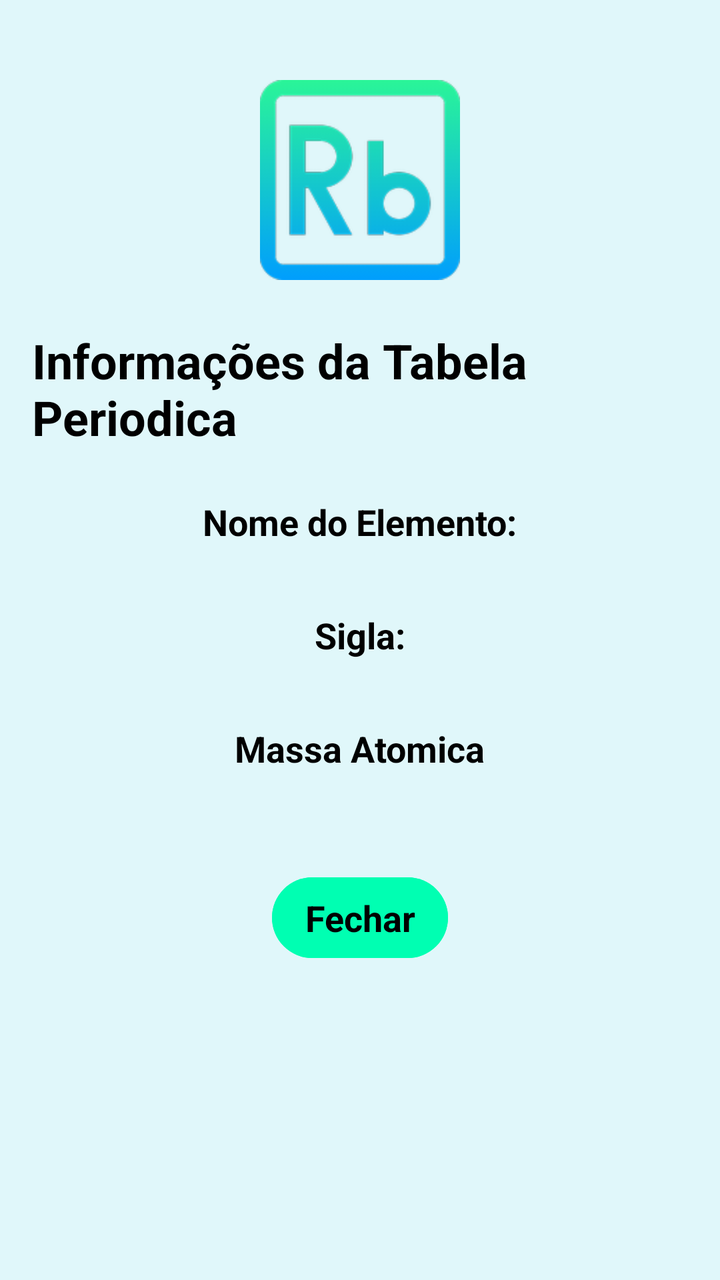
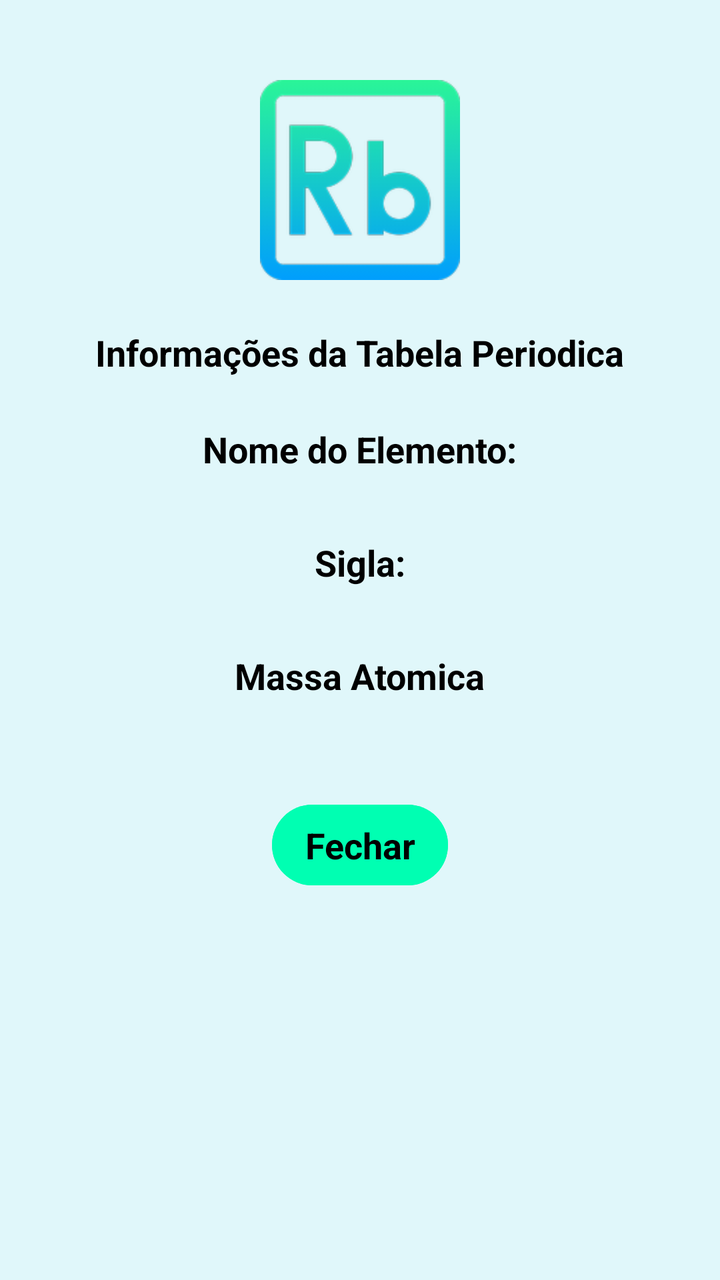

Before-and-after screenshots of an Android layout around one commit, followed by the original layout XML and the change that was made.
<!-- AndroidManifest.xml: application theme Theme.ErmesonBalbinotAndrade -->
<!-- res/layout/dialog_rubidio.xml -->
<?xml version="1.0" encoding="utf-8"?>
<LinearLayout xmlns:android="http://schemas.android.com/apk/res/android"
    android:orientation="vertical"
    android:layout_width="match_parent"
    android:layout_height="wrap_content"
    android:background="@color/branco_azul"
    android:padding="16dp"
    android:gravity="center_horizontal">

    <ImageView
        android:layout_width="100dp"
        android:layout_height="100dp"
        android:src="@drawable/ic_rubidio"
        android:layout_marginTop="24dp"
        android:layout_marginBottom="24dp"/>

    <TextView
        android:layout_width="wrap_content"
        android:layout_height="wrap_content"
        android:text="@string/informa_es_da_tabela_periodica"
        android:textAppearance="@style/TextAppearance.AppCompat.Headline"
        android:textColor="@color/black"
        android:textStyle="bold"
        android:layout_marginBottom="16dp" />

    <TextView
        android:layout_width="wrap_content"
        android:layout_height="wrap_content"
        android:text="@string/nome_do_elemento"
        android:textAppearance="@style/TextAppearance.AppCompat.Medium"
        android:textColor="@color/black"
        android:textStyle="bold"
        android:layout_marginTop="8dp" />

    <TextView
        android:layout_width="match_parent"
        android:layout_height="wrap_content"
        android:id="@+id/textViewNomeRubidio"
        android:textAppearance="@style/TextAppearance.AppCompat.Medium"
        android:textColor="@color/azul"
        android:gravity="center"
        android:paddingStart="8dp" />

    <TextView
        android:layout_width="wrap_content"
        android:layout_height="wrap_content"
        android:text="@string/sigla"
        android:textAppearance="@style/TextAppearance.AppCompat.Medium"
        android:textColor="@color/black"
        android:textStyle="bold"
        android:layout_marginTop="8dp" />

    <TextView
        android:layout_width="match_parent"
        android:layout_height="wrap_content"
        android:id="@+id/textViewSiglaRubidio"
        android:textAppearance="@style/TextAppearance.AppCompat.Medium"
        android:textColor="@color/azul"
        android:gravity="center"
        android:paddingStart="8dp" />

    <TextView
        android:layout_width="wrap_content"
        android:layout_height="wrap_content"
        android:text="@string/massa_atomica"
        android:textAppearance="@style/TextAppearance.AppCompat.Medium"
        android:textColor="@color/black"
        android:textStyle="bold"
        android:layout_marginTop="8dp" />

    <TextView
        android:layout_width="match_parent"
        android:layout_height="wrap_content"
        android:id="@+id/textViewMassaAtomicaRubidio"
        android:textAppearance="@style/TextAppearance.AppCompat.Medium"
        android:textColor="@color/azul"
        android:gravity="center"
        android:paddingStart="8dp" />


    <Button
        android:layout_width="wrap_content"
        android:layout_height="wrap_content"
        android:id="@+id/buttonFechar"
        android:text="@string/fechar"
        android:textColor="@color/black"
        android:backgroundTint="@color/green"
        android:textAppearance="@style/TextAppearance.AppCompat.Medium"
        android:layout_marginTop="24dp"
        android:textStyle="bold"
        android:padding="8dp" />


</LinearLayout>
<!-- resources referenced by this layout -->
<resources>
  <color name="azul">#00A4FF</color>
  <color name="black">#FF000000</color>
  <color name="branco_azul">#E0F7FA</color>
  <color name="green">#00FFB2</color>
  <!-- drawable ic_rubidio: png bitmap (drawable-hdpi, 6440 bytes) -->
  <string name="fechar">Fechar</string>
  <string name="informa_es_da_tabela_periodica">Informações da Tabela Periodica</string>
  <string name="massa_atomica">Massa Atomica</string>
  <string name="nome_do_elemento">Nome do Elemento:</string>
  <string name="sigla">Sigla:</string>
  <style name="Theme.ErmesonBalbinotAndrade" parent="Base.Theme.ErmesonBalbinotAndrade" />
  <style name="Base.Theme.ErmesonBalbinotAndrade" parent="Theme.Material3.DayNight.NoActionBar">
          
          
      </style>
</resources>

<!-- the commit's change to res/layout/dialog_rubidio.xml (unified diff, before → after) -->
@@ -12,13 +12,14 @@
         android:layout_height="100dp"
         android:src="@drawable/ic_rubidio"
         android:layout_marginTop="24dp"
+        android:textAppearance="@style/TextAppearance.AppCompat.Medium"
         android:layout_marginBottom="24dp"/>
 
     <TextView
         android:layout_width="wrap_content"
         android:layout_height="wrap_content"
         android:text="@string/informa_es_da_tabela_periodica"
-        android:textAppearance="@style/TextAppearance.AppCompat.Headline"
+        android:textAppearance="@style/TextAppearance.AppCompat.Medium"
         android:textColor="@color/black"
         android:textStyle="bold"
         android:layout_marginBottom="16dp" />
